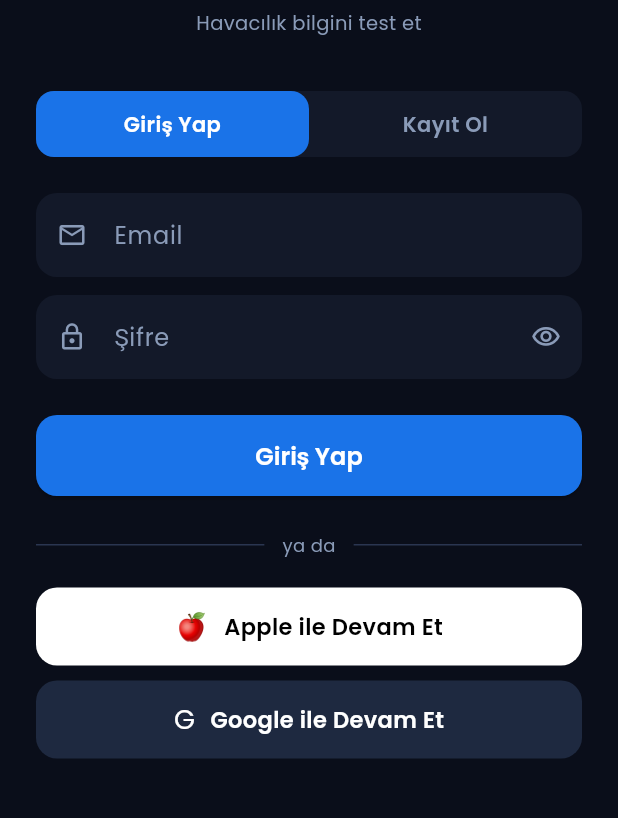
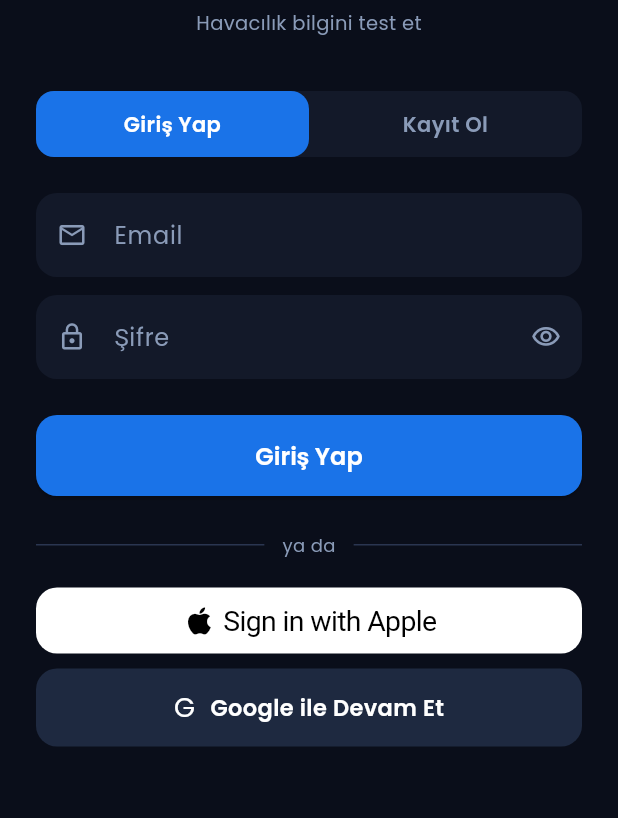
Before and after one commit to u-demiroz/triviair, a Flutter app: the screen it shows after launch, on a phone screen of 412 x 824 dp, the part 311-1129 px from its top. Run offline on Flutter 3.47's test engine with Material 3 defaults, Android fonts, the phone set to English and light mode, and no system bars; drawn by our look-alikes of sign_in_with_apple; our stand-ins replace cached_network_image, cloud_firestore, firebase_auth, firebase_core, firebase_messaging, flutter_riverpod and 2 more; accounts and stored records are empty.

Commit message:
Fix Sign In with Apple: use official package + proper button + nonce auth

```diff
--- a/lib/screens/auth/auth_screen.dart
+++ b/lib/screens/auth/auth_screen.dart
@@ -1,5 +1,6 @@
 import 'package:flutter/material.dart';
 import 'package:go_router/go_router.dart';
+import 'package:sign_in_with_apple/sign_in_with_apple.dart';
 import '../../core/theme/app_theme.dart';
 import '../../services/auth_service.dart';
 
@@ -228,13 +229,11 @@ class _AuthScreenState extends State<AuthScreen> {
 
               const SizedBox(height: 20),
 
-              // Social buttons
-              _SocialButton(
-                label: 'Apple ile Devam Et',
-                emoji: '🍎',
-                color: Colors.white,
-                textColor: Colors.black,
-                onTap: _signInWithApple,
+              // Apple Sign In — official button
+              SignInWithAppleButton(
+                onPressed: _signInWithApple,
+                style: SignInWithAppleButtonStyle.white,
+                borderRadius: const BorderRadius.all(Radius.circular(14)),
               ),
               const SizedBox(height: 10),
               _SocialButton(
--- a/pubspec.yaml
+++ b/pubspec.yaml
@@ -20,6 +20,8 @@ dependencies:
 
   # Auth providers
   google_sign_in: ^6.2.1
+  sign_in_with_apple: ^6.1.2
+  crypto: ^3.0.3
 
   # State management
   flutter_riverpod: ^2.5.1
```
Also changed, not shown: lib/services/auth_service.dart (+40 -5 lines).
